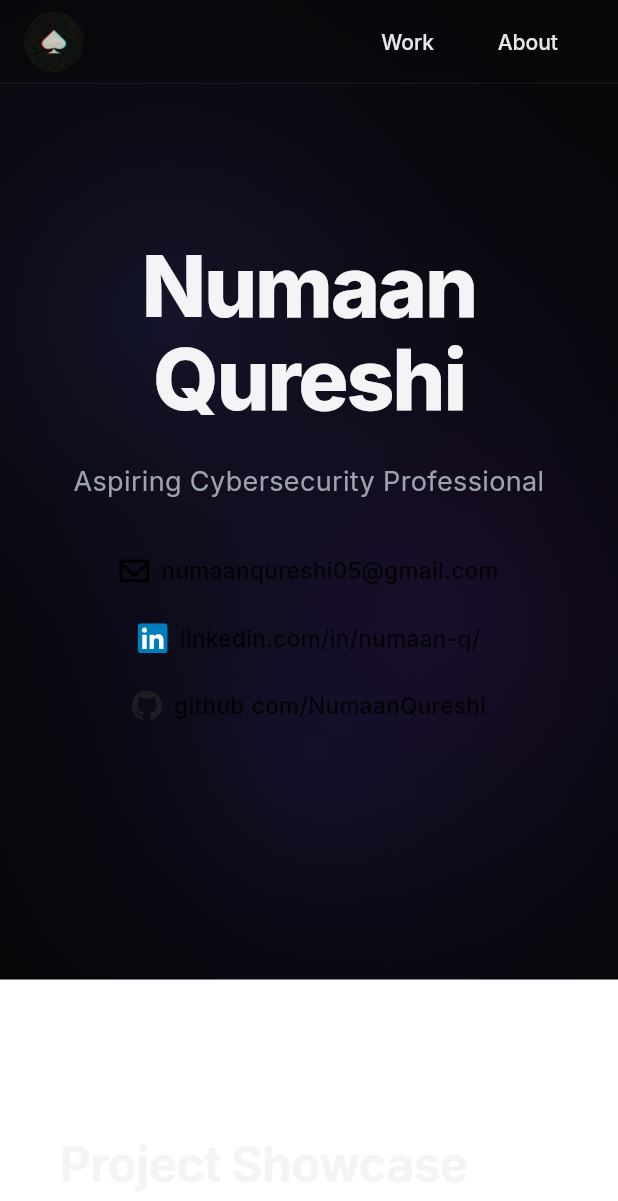
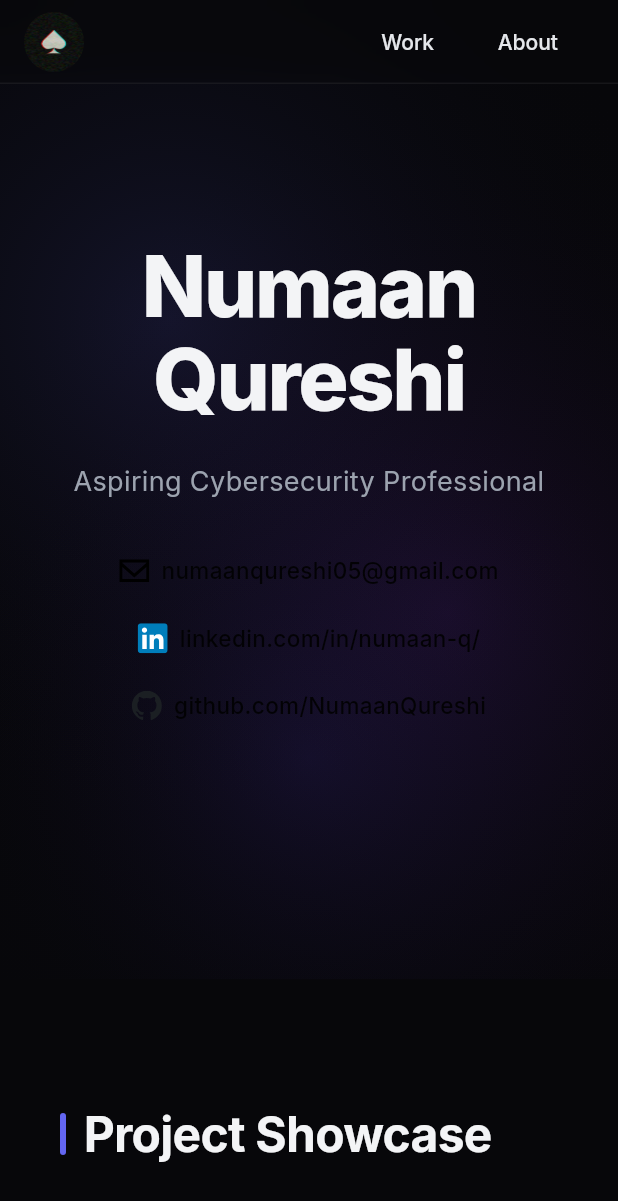
Before and after one commit to NumaanQureshi/NumaanQureshi.github.io, a Flutter app: the screen it shows after launch, on a phone screen of 412 x 824 dp. Shown: the top 1201 px of the screen. Run offline on Flutter 3.47's test engine with Material 3 defaults, Android fonts, the phone set to English and light mode, and no system bars; our stand-ins replace flutter_svg, google_fonts, material_ui; missing offline and left inert: web_smooth_scroll.

Commit message:
style: changed formatting + color scheme of project showcase

```diff
--- a/lib/sections/projects_section.dart
+++ b/lib/sections/projects_section.dart
@@ -10,31 +10,48 @@ class ProjectsSection extends StatelessWidget {
   Widget build(BuildContext context) {
     return Container(
       width: double.infinity,
-      color: Colors.white,
-      padding: const EdgeInsets.symmetric(vertical: 100, horizontal: 40),
+      color: const Color(0xFF07070A),
+      padding: const EdgeInsets.symmetric(vertical: 80, horizontal: 40),
+      child: Center(
+        child: ConstrainedBox(
+          constraints: const BoxConstraints(maxWidth: 1100),
           child: Column(
             crossAxisAlignment: CrossAxisAlignment.start,
             children: [
+              Row(
+                children: [
+                  Container(
+                    width: 4,
+                    height: 28,
+                    decoration: BoxDecoration(
+                      color: const Color(0xFF6366F1),
+                      borderRadius: BorderRadius.circular(2),
+                    ),
+                  ),
+                  const SizedBox(width: 12),
                   Text(
                     'Project Showcase',
                     style: GoogleFonts.inter(
                       fontSize: 32,
                       fontWeight: FontWeight.bold,
                       letterSpacing: -0.5,
+                      color: const Color(0xFFF3F4F6),
                     ),
+                  ),
+                ],
               ),
               const SizedBox(height: 40),
               LayoutBuilder(
                 builder: (context, constraints) {
-              int crossAxisCount = constraints.maxWidth > 900 ? 2 : 1;
+                  int crossAxisCount = constraints.maxWidth > 850 ? 2 : 1;
                   return GridView.builder(
                     shrinkWrap: true,
                     physics: const NeverScrollableScrollPhysics(),
                     gridDelegate: SliverGridDelegateWithFixedCrossAxisCount(
                       crossAxisCount: crossAxisCount,
-                  crossAxisSpacing: 24,
-                  mainAxisSpacing: 24,
-                  childAspectRatio: 1.5,
+                      crossAxisSpacing: 28,
+                      mainAxisSpacing: 28,
+                      childAspectRatio: 1.45,
                     ),
                     itemCount: portfolioProjects.length,
                     itemBuilder: (context, index) {
@@ -45,6 +62,8 @@ class ProjectsSection extends StatelessWidget {
               ),
             ],
           ),
+        ),
+      ),
     );
   }
 }
```
Lines whose indentation alone changed are shown as unchanged.
